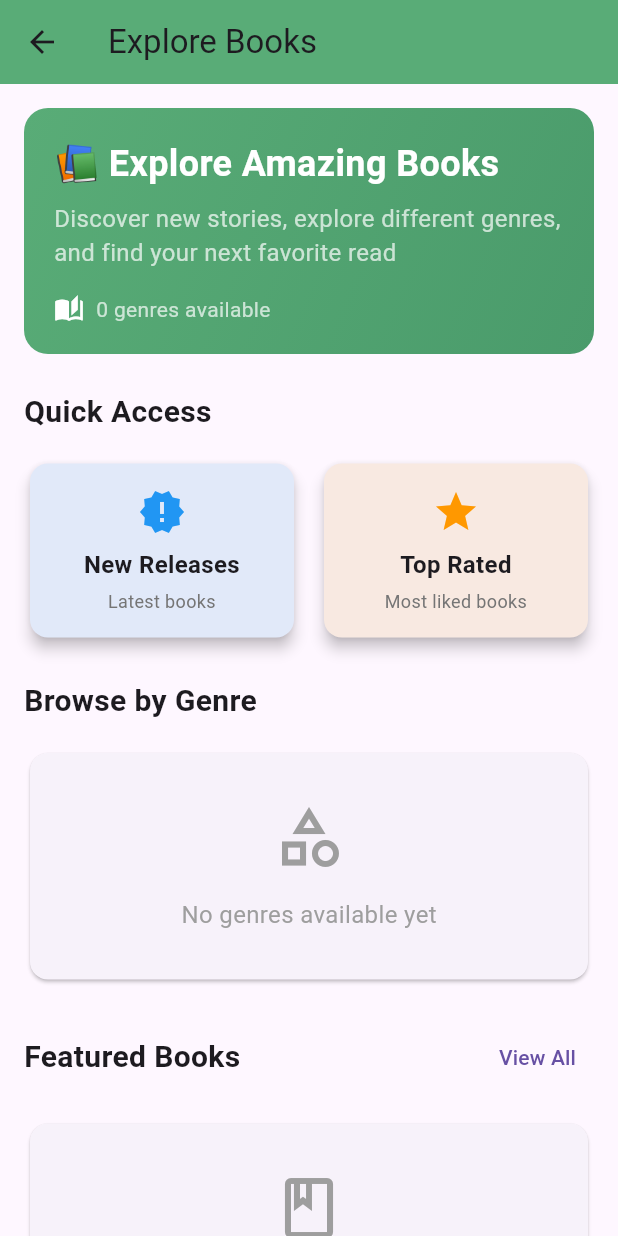
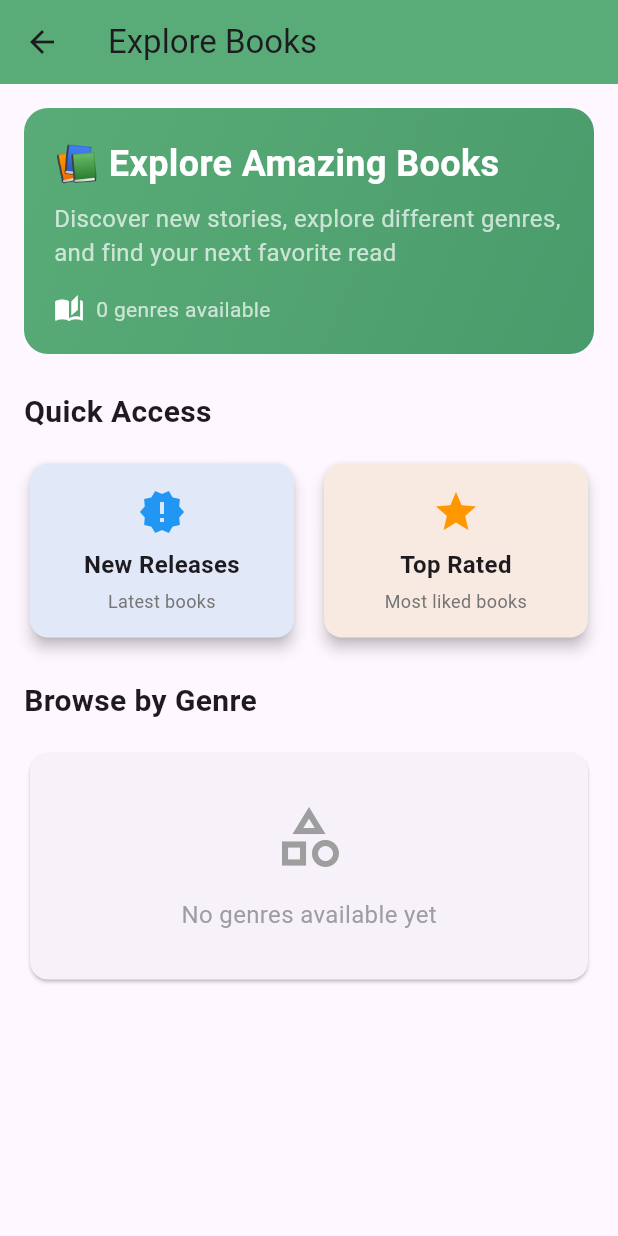
Before and after one commit to RajviDave/Copstron, a Flutter app: the ExplorePage screen opened directly, on a phone screen of 412 x 824 dp. Run offline on Flutter 3.47's test engine with Material 3 defaults, Android fonts, the phone set to English and light mode, and no system bars; our stand-ins replace cloud_firestore, firebase_auth, firebase_core, firebase_storage, fl_chart, google_sign_in and 2 more; accounts and stored records are empty; network calls fail.

Commit message:
wrapping up

```diff
--- a/lib/reader/explore_page.dart
+++ b/lib/reader/explore_page.dart
@@ -63,10 +63,6 @@ class _ExplorePageState extends State<ExplorePage> {
 
               // Genres Section
               _buildGenresSection(),
-              const SizedBox(height: 24),
-
-              // Featured Books Preview
-              _buildFeaturedBooksPreview(),
             ],
           ),
         ),
@@ -339,141 +335,6 @@ class _ExplorePageState extends State<ExplorePage> {
     );
   }
 
-  Widget _buildFeaturedBooksPreview() {
-    return Column(
-      crossAxisAlignment: CrossAxisAlignment.start,
-      children: [
-        Row(
-          mainAxisAlignment: MainAxisAlignment.spaceBetween,
-          children: [
-            const Text(
-              'Featured Books',
-              style: TextStyle(
-                fontSize: 20,
-                fontWeight: FontWeight.bold,
-              ),
-            ),
-            TextButton(
-              onPressed: () {
-                Navigator.push(
-                  context,
-                  MaterialPageRoute(
-                    builder: (context) => const NewReleasesPage(),
-                  ),
-                );
-              },
-              child: const Text('View All'),
-            ),
-          ],
-        ),
-        const SizedBox(height: 16),
-        StreamBuilder<QuerySnapshot>(
-          stream: _databaseService.getNewReleases(),
-          builder: (context, snapshot) {
-            if (snapshot.connectionState == ConnectionState.waiting) {
-              return const Center(child: CircularProgressIndicator());
-            }
-
-            if (!snapshot.hasData || snapshot.data!.docs.isEmpty) {
-              return const Card(
-                child: Padding(
-                  padding: EdgeInsets.all(32.0),
-                  child: Center(
-                    child: Column(
-                      children: [
-                        Icon(Icons.book_outlined, size: 48, color: Colors.grey),
-                        SizedBox(height: 16),
-                        Text(
-                          'No books available yet',
-                          style: TextStyle(color: Colors.grey, fontSize: 16),
-                        ),
-                      ],
-                    ),
-                  ),
-                ),
-              );
-            }
-
-            final books = snapshot.data!.docs.take(2).toList();
-
-            return SizedBox(
-              height: 200,
-              child: ListView.builder(
-                scrollDirection: Axis.horizontal,
-                itemCount: books.length,
-                itemBuilder: (context, index) {
-                  final book = books[index].data() as Map<String, dynamic>;
-                  return Container(
-                    width: 150,
-                    margin: const EdgeInsets.only(right: 12),
-                    child: _buildBookPreviewCard(book),
-                  );
-                },
-              ),
-            );
-          },
-        ),
-      ],
-    );
-  }
-
-  Widget _buildBookPreviewCard(Map<String, dynamic> book) {
-    return Card(
-      elevation: 4,
-      shape: RoundedRectangleBorder(borderRadius: BorderRadius.circular(12)),
-      child: Column(
-        crossAxisAlignment: CrossAxisAlignment.start,
-        children: [
-          Expanded(
-            child: ClipRRect(
-              borderRadius: const BorderRadius.vertical(top: Radius.circular(12)),
-              child: book['imageUrl'] != null
-                  ? Image.network(
-                      book['imageUrl'],
-                      width: double.infinity,
-                      fit: BoxFit.cover,
-                      errorBuilder: (context, error, stackTrace) => Container(
-                        color: Colors.grey[200],
-                        child: const Icon(Icons.book, size: 48, color: Colors.grey),
-                      ),
-                    )
-                  : Container(
-                      color: Colors.grey[200],
-                      child: const Icon(Icons.book, size: 48, color: Colors.grey),
-                    ),
-            ),
-          ),
-          Padding(
-            padding: const EdgeInsets.all(8.0),
-            child: Column(
-              crossAxisAlignment: CrossAxisAlignment.start,
-              children: [
-                Text(
-                  book['name'] ?? 'No Title',
-                  style: const TextStyle(
-                    fontWeight: FontWeight.bold,
-                    fontSize: 14,
-                  ),
-                  maxLines: 2,
-                  overflow: TextOverflow.ellipsis,
-                ),
-                const SizedBox(height: 4),
-                Text(
-                  book['authorName'] ?? 'Unknown Author',
-                  style: TextStyle(
-                    color: Colors.grey[600],
-                    fontSize: 12,
-                  ),
-                  maxLines: 1,
-                  overflow: TextOverflow.ellipsis,
-                ),
-              ],
-            ),
-          ),
-        ],
-      ),
-    );
-  }
 
   IconData _getGenreIcon(String genre) {
     switch (genre.toLowerCase()) {
```
Also changed, not shown: lib/service/database.dart (+19 -7 lines).
